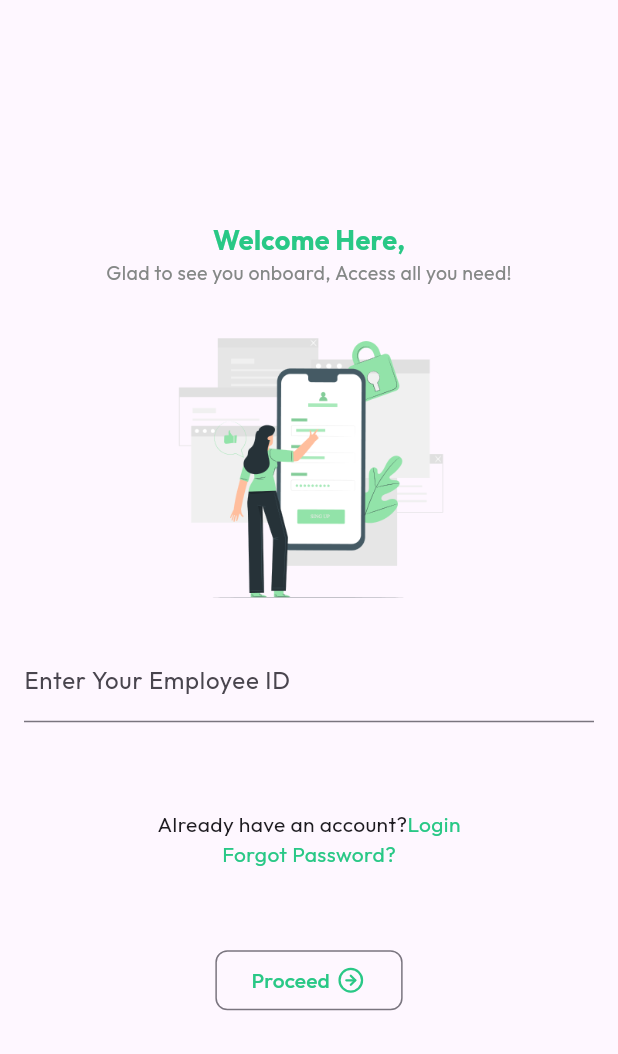
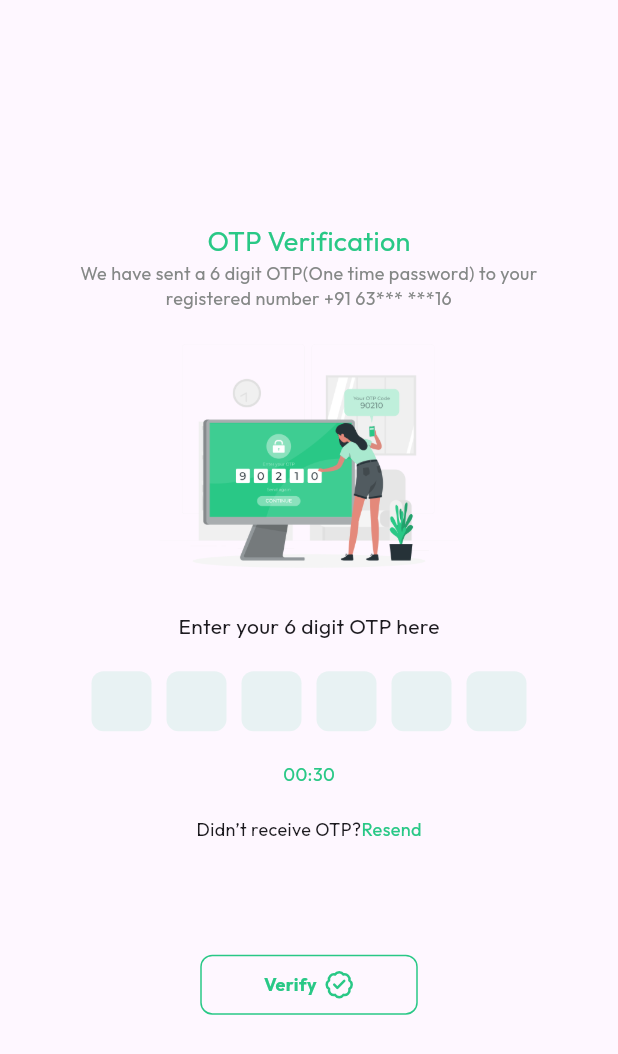
Before and after one commit to Sachinbarot/social_content, a Flutter app: the screen it shows after launch, on a phone screen of 412 x 824 dp. Shown: the top 1054 px of the screen. Run offline on Flutter 3.47's test engine with Material 3 defaults, Android fonts, the light colour scheme and no system bars; our stand-ins replace flutter_lucide, google_fonts.

Commit message:
"Updated main.dart to import Otpscreen and changed home from RegisterClass to OtpClass."

```diff
--- /dev/null
+++ b/lib/Otpscreen.dart
@@ -0,0 +1,162 @@
+import 'package:flutter/material.dart';
+import 'package:flutter_lucide/flutter_lucide.dart';
+import 'package:social_content/colors.dart';
+
+class OtpClass extends StatefulWidget {
+  const OtpClass({super.key});
+
+  @override
+  State<OtpClass> createState() => _OtpClassState();
+}
+
+class _OtpClassState extends State<OtpClass> {
+  @override
+  Widget build(BuildContext context) {
+    return Scaffold(
+      body: Column(
+        children: [
+          Spacer(),
+          Text(
+            "OTP Verification",
+            style: TextStyle(
+                fontSize: 18,
+                fontWeight: FontWeight.w400,
+                color: ThemeColors.primarycolor),
+          ),
+          Text(
+            textAlign: TextAlign.center,
+            "We have sent a 6 digit OTP(One time password) to your\nregistered number +91 63*** ***16",
+            style: TextStyle(fontSize: 12, color: ThemeColors.secondrycolor),
+          ),
+          Image.asset(
+            "assets/Enter OTP-rafiki.png",
+            width: 200,
+            height: 200,
+          ),
+          Text(
+            "Enter your 6 digit OTP here",
+            style: TextStyle(
+              fontSize: 14,
+            ),
+          ),
+          SizedBox(
+            height: 20,
+          ),
+          Row(
+            mainAxisAlignment: MainAxisAlignment.center,
+            children: [
+              ContainerWidget(),
+              SizedBox(
+                width: 10,
+              ),
+              ContainerWidget(),
+              SizedBox(
+                width: 10,
+              ),
+              ContainerWidget(),
+              SizedBox(
+                width: 10,
+              ),
+              ContainerWidget(),
+              SizedBox(
+                width: 10,
+              ),
+              ContainerWidget(),
+              SizedBox(
+                width: 10,
+              ),
+              ContainerWidget(),
+            ],
+          ),
+          SizedBox(
+            height: 20,
+          ),
+          Text(
+            "00:30",
+            style: TextStyle(fontSize: 12, color: ThemeColors.primarycolor),
+          ),
+          SizedBox(
+            height: 20,
+          ),
+          Row(
+            mainAxisAlignment: MainAxisAlignment.center,
+            children: [
+              Text(
+                "Didn’t receive OTP?",
+                style: TextStyle(
+                  fontSize: 12,
+                ),
+              ),
+              InkWell(
+                onTap: () {},
+                child: Text(
+                  "Resend",
+                  style:
+                      TextStyle(fontSize: 12, color: ThemeColors.primarycolor),
+                ),
+              )
+            ],
+          ),
+          SizedBox(
+            height: MediaQuery.of(context).size.height / 11,
+          ),
+          InkWell(
+            onTap: () {},
+            child: Container(
+              height: 40,
+              width: 145,
+              decoration: BoxDecoration(
+                  borderRadius: BorderRadius.circular(8),
+                  border: Border.all(color: ThemeColors.primarycolor)),
+              child: Row(
+                mainAxisAlignment: MainAxisAlignment.center,
+                children: [
+                  Text(
+                    "Verify",
+                    style: TextStyle(
+                        fontSize: 12,
+                        color: ThemeColors.primarycolor,
+                        fontWeight: FontWeight.bold),
+                  ),
+                  SizedBox(
+                    width: 5,
+                  ),
+                  Icon(
+                    LucideIcons.badge_check,
+                    size: 20,
+                    color: ThemeColors.primarycolor,
+                  )
+                ],
+              ),
+            ),
+          ),
+          Spacer(),
+        ],
+      ),
+    );
+  }
+}
+
+class ContainerWidget extends StatelessWidget {
+  const ContainerWidget({
+    super.key,
+  });
+
+  @override
+  Widget build(BuildContext context) {
+    return Container(
+      decoration: BoxDecoration(
+          borderRadius: BorderRadius.circular(8),
+          color: ThemeColors.primarycolor.withOpacity(0.1)),
+      height: 40,
+      width: 40,
+      child: TextFormField(
+        style: TextStyle(fontSize: 11, fontWeight: FontWeight.bold),
+        maxLength: 1,
+        textAlign: TextAlign.center,
+        decoration:
+            (InputDecoration(border: InputBorder.none, counter: Offstage())),
+      ),
+    );
+  }
+}
--- a/lib/main.dart
+++ b/lib/main.dart
@@ -1,5 +1,6 @@
 import 'package:flutter/material.dart';
 import 'package:google_fonts/google_fonts.dart';
+import 'package:social_content/Otpscreen.dart';
 import 'package:social_content/listview_example.dart';
 import 'package:social_content/onboarding.dart';
 import 'package:social_content/register.dart';
@@ -20,6 +21,6 @@ class MyApp extends StatelessWidget {
             colorScheme: ColorScheme.fromSeed(seedColor: Colors.deepPurple),
             useMaterial3: true,
             textTheme: GoogleFonts.outfitTextTheme()),
-        home: RegisterClass());
+        home: OtpClass());
   }
 }
```
Also changed, not shown: assets/Enter OTP-rafiki.png (added).
